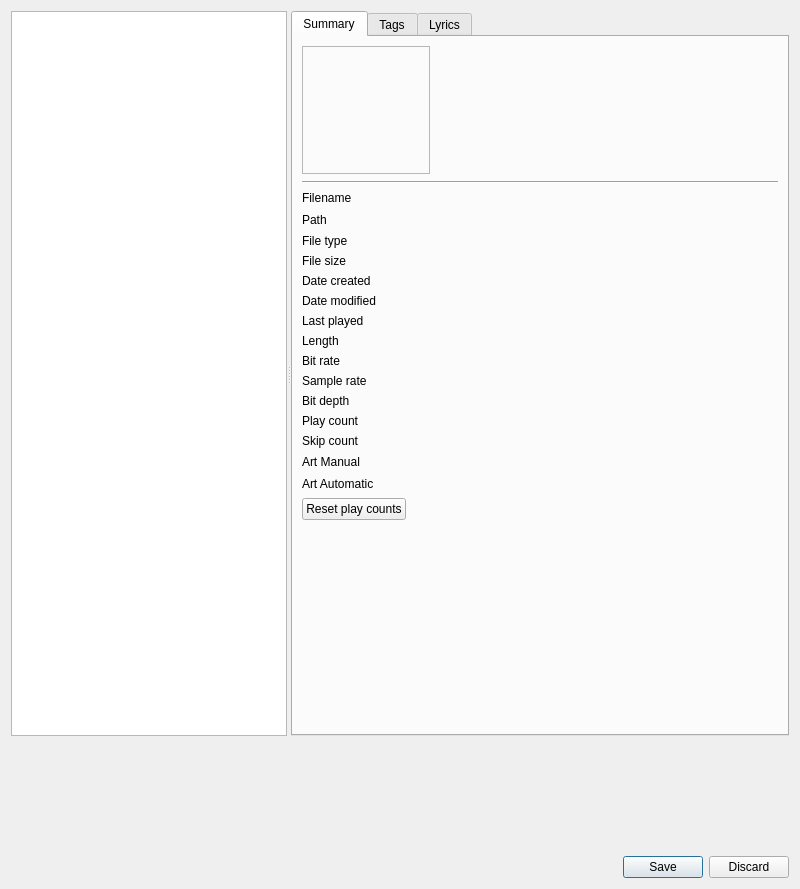
Before: the Qt Designer form src/dialogs/edittagdialog.ui in strawberrymusicplayer/strawberry, drawn with Qt 5.
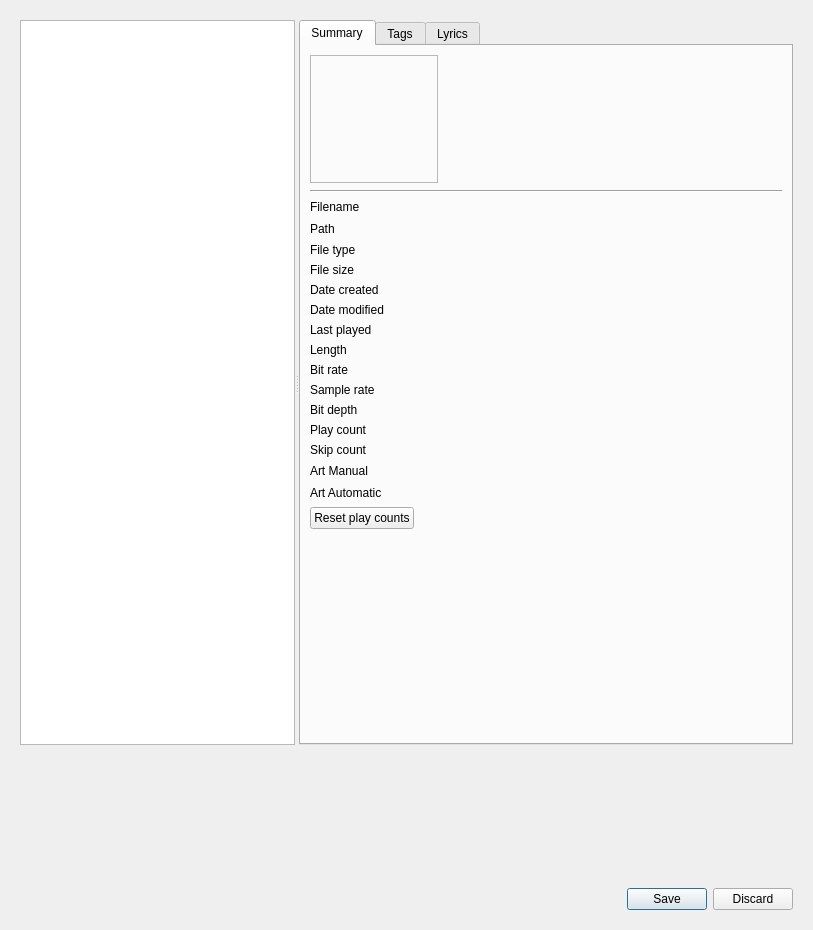
After: the same form once the commit is applied. The open tabs and pages were chosen to show the change. Icons and pictures are not drawn. Custom widgets are drawn as their Qt base class.

The edit to the form file:
```diff
--- a/src/dialogs/edittagdialog.ui
+++ b/src/dialogs/edittagdialog.ui
@@ -6,8 +6,8 @@
    <rect>
     <x>0</x>
     <y>0</y>
-    <width>800</width>
-    <height>889</height>
+    <width>813</width>
+    <height>930</height>
    </rect>
   </property>
   <property name="windowTitle">
@@ -19,6 +19,24 @@
   </property>
   <layout class="QVBoxLayout" name="verticalLayout_3">
    <item>
+    <widget class="QScrollArea" name="scrollarea">
+     <property name="frameShape">
+      <enum>QFrame::NoFrame</enum>
+     </property>
+     <property name="widgetResizable">
+      <bool>true</bool>
+     </property>
+     <widget class="QWidget" name="widget_scrollarea">
+      <property name="geometry">
+       <rect>
+        <x>0</x>
+        <y>0</y>
+        <width>795</width>
+        <height>912</height>
+       </rect>
+      </property>
+      <layout class="QVBoxLayout" name="verticalLayout">
+       <item>
     <widget class="QSplitter" name="splitter">
      <property name="orientation">
       <enum>Qt::Horizontal</enum>
@@ -1075,6 +1093,10 @@
    </item>
   </layout>
  </widget>
+    </widget>
+   </item>
+  </layout>
+ </widget>
  <customwidgets>
   <customwidget>
    <class>BusyIndicator</class>
```
Left out of the diff: 30 changed lines with no effect on the pictures. Lines whose indentation alone changed are shown as unchanged.
